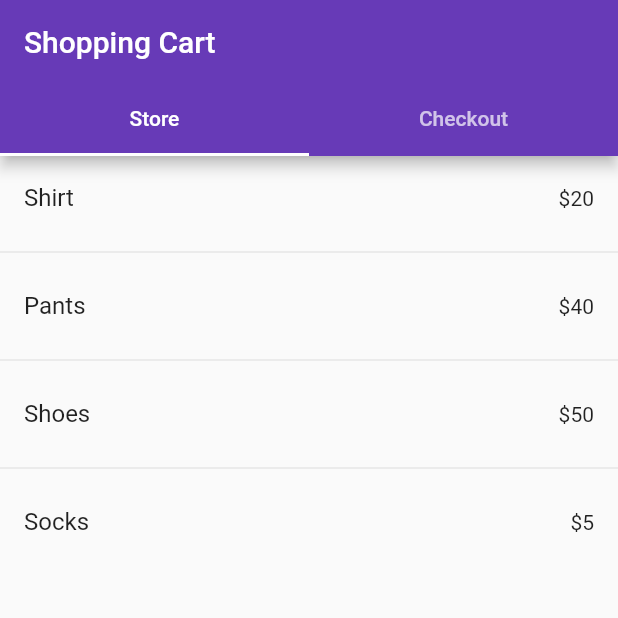
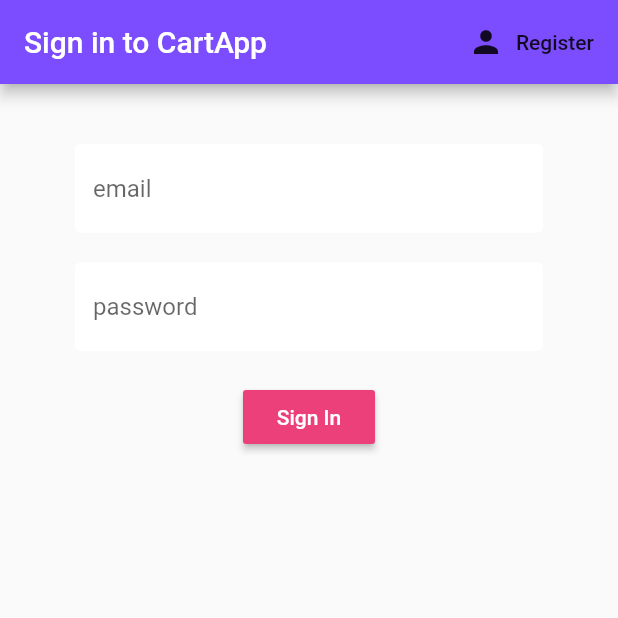
Before and after one commit to benterem/cart, a Flutter app: the screen it shows after launch, on a phone screen of 412 x 824 dp, the top half of it. Run offline on Flutter 3.47's test engine with Material 2 defaults, Android fonts, the phone set to English and light mode, and no system bars; our stand-ins replace cloud_firestore, firebase_auth, flutter_spinkit; accounts and stored records are empty.

Commit message:
a few updates

```diff
--- a/lib/main.dart
+++ b/lib/main.dart
@@ -1,7 +1,8 @@
-import 'package:cart/ProductModel.dart';
-import 'package:cart/Screens/CheckoutScreen.dart';
-import 'package:cart/Screens/ProductScreen.dart';
+import 'package:cart/models/user.dart';
+import 'package:cart/screens/wrapper.dart';
+import 'package:cart/services/auth.dart';
 import 'package:flutter/material.dart';
+import 'package:provider/provider.dart';
 
 void main() {
   runApp(MyApp());
@@ -11,97 +12,11 @@ class MyApp extends StatelessWidget {
   // This widget is the root of your application.
   @override
   Widget build(BuildContext context) {
-    return MaterialApp(
-      title: 'Flutter Demo',
-      theme: ThemeData(
-        // This is the theme of your application.
-        //
-        // Try running your application with "flutter run". You'll see the
-        // application has a blue toolbar. Then, without quitting the app, try
-        // changing the primarySwatch below to Colors.green and then invoke
-        // "hot reload" (press "r" in the console where you ran "flutter run",
-        // or simply save your changes to "hot reload" in a Flutter IDE).
-        // Notice that the counter didn't reset back to zero; the application
-        // is not restarted.
-        primarySwatch: Colors.deepPurple,
-        // This makes the visual density adapt to the platform that you run
-        // the app on. For desktop platforms, the controls will be smaller and
-        // closer together (more dense) than on mobile platforms.
-        visualDensity: VisualDensity.adaptivePlatformDensity,
+    return StreamProvider<User>.value(
+      value: AuthService().user,
+      child: MaterialApp(
+        home: Wrapper(),
       ),
-      home: CartApp(),
     );
   }
 }
-
-//main widget of app, implement tab views and screen
-class CartApp extends StatefulWidget {
-  @override
-  _CartAppState createState() => _CartAppState();
-}
-
-class _CartAppState extends State<CartApp> {
-  //global access to cart
-  List<ProductModel> cart = [];
-  int sum = 0;
-  Map cartItems = {'Shirt': 0, 'Pants': 0, 'Shoes': 0, 'Socks': 0};
-
-  @override
-  Widget build(BuildContext context) {
-    //Create the defaul tab controller with 2 tabs
-    return DefaultTabController(
-        length: 2,
-        child: Scaffold(
-            appBar: AppBar(
-              title: Text('Shopping Cart'),
-              bottom: TabBar(
-                //define the two tabs
-                tabs: <Widget>[
-                  Tab(
-                    text: "Store",
-                  ),
-                  Tab(text: "Checkout")
-                ],
-              ),
-            ),
-            //define the TabBarView
-            body: TabBarView(
-              children: <Widget>[
-                //Product tab
-                ProductScreen(
-                    //function that adds the selected product to file
-                    (product) {
-                  //changes ui of app
-                  setState(() {
-                    if (cartItems[product.getName()] < 1) {
-                      cart.add(product);
-                    }
-                    cartItems[product.getName()]++;
-                    sum = 0;
-                    cart.forEach((element) {
-                      sum += element.getPrice() * cartItems[element.getName()];
-                    });
-                  });
-                }),
-                //Checkout tab
-                //CheckoutScreen(cart, sum)
-                CheckoutScreen(cart, sum, cartItems, (product) {
-                  //changes ui of app
-                  setState(() {
-                    if (cartItems[product.getName()] < 2) {
-                      cart.remove(product);
-                      cartItems[product.getName()] = 0;
-                    }
-                    cartItems[product.getName()] < 1
-                        ? cartItems[product.getName()] = 0
-                        : cartItems[product.getName()]--;
-                    sum = 0;
-                    cart.forEach((element) {
-                      sum += element.getPrice() * cartItems[element.getName()];
-                    });
-                  });
-                })
-              ],
-            )));
-  }
-}
--- /dev/null
+++ b/lib/models/user.dart
@@ -0,0 +1,5 @@
+class User {
+  final String uid;
+
+  User({this.uid});
+}
--- /dev/null
+++ b/lib/screens/authenticate/authenticate.dart
@@ -0,0 +1,27 @@
+//root authentication widget
+
+import 'package:cart/screens/authenticate/sign_in.dart';
+import 'package:flutter/material.dart';
+import 'package:cart/screens/authenticate/register.dart';
+
+class Authenticate extends StatefulWidget {
+  @override
+  _AuthenticateState createState() => _AuthenticateState();
+}
+
+class _AuthenticateState extends State<Authenticate> {
+  bool showSignIn = true;
+  void toggleView() {
+    //print(showSignIn.toString());
+    setState(() => showSignIn = !showSignIn);
+  }
+
+  @override
+  Widget build(BuildContext context) {
+    if (showSignIn) {
+      return SignIn(toggleView: toggleView);
+    } else {
+      return Register(toggleView: toggleView);
+    }
+  }
+}
--- /dev/null
+++ b/lib/screens/authenticate/sign_in.dart
@@ -0,0 +1,99 @@
+import 'package:cart/services/auth.dart';
+import 'package:flutter/material.dart';
+import 'package:cart/shared/constants.dart';
+import 'package:cart/shared/loading.dart';
+
+class SignIn extends StatefulWidget {
+  final Function toggleView;
+  SignIn({this.toggleView});
+
+  @override
+  _SignInState createState() => _SignInState();
+}
+
+class _SignInState extends State<SignIn> {
+  final AuthService _auth = AuthService();
+  final _formKey = GlobalKey<FormState>();
+  String error = '';
+  bool loading = false;
+
+  //text field state
+  String email;
+  String password;
+
+  @override
+  Widget build(BuildContext context) {
+    return loading
+        ? Loading()
+        : Scaffold(
+            appBar: AppBar(
+              backgroundColor: Colors.deepPurpleAccent,
+              title: Text('Sign in to CartApp'),
+              actions: <Widget>[
+                FlatButton.icon(
+                  icon: Icon(Icons.person),
+                  label: Text('Register'),
+                  onPressed: () => widget.toggleView(),
+                ),
+              ],
+            ),
+            body: Container(
+              padding: EdgeInsets.symmetric(vertical: 20.0, horizontal: 50.0),
+              child: Form(
+                key: _formKey,
+                child: Column(
+                  children: <Widget>[
+                    SizedBox(height: 20.0),
+                    TextFormField(
+                      decoration:
+                          textInputDecoration.copyWith(hintText: 'email'),
+                      validator: (val) => val.isEmpty ? 'Enter an email' : null,
+                      onChanged: (val) {
+                        setState(() => email = val);
+                      },
+                    ),
+                    SizedBox(height: 20.0),
+                    TextFormField(
+                      obscureText: true,
+                      decoration:
+                          textInputDecoration.copyWith(hintText: 'password'),
+                      validator: (val) => val.length < 6
+                          ? 'Enter a password 6+ chars long'
+                          : null,
+                      onChanged: (val) {
+                        setState(() => password = val);
+                      },
+                    ),
+                    SizedBox(height: 20.0),
+                    RaisedButton(
+                        color: Colors.pink[400],
+                        child: Text(
+                          'Sign In',
+                          style: TextStyle(color: Colors.white),
+                        ),
+                        onPressed: () async {
+                          if (_formKey.currentState.validate()) {
+                            setState(() => loading = true);
+                            dynamic result = await _auth
+                                .signInWithEmailAndPassword(email, password);
+                            if (result == null) {
+                              setState(() {
+                                loading = false;
+                                error =
+                                    'Could not sign in with those credentials';
+                              });
+                            }
+                          }
+                        }),
+                    SizedBox(height: 12.0),
+                    Text(
+                      error,
+                      style: TextStyle(color: Colors.red, fontSize: 14.0),
+                    )
+                  ],
+                ),
+              ),
+            ),
+          );
+  }
+}
--- a/lib/Screens/CheckoutScreen.dart
+++ b/lib/screens/store/CheckoutScreen.dart
@@ -1,4 +1,4 @@
-import 'package:cart/ProductModel.dart';
+import 'package:cart/models/ProductModel.dart';
 import 'package:flutter/material.dart';
 
 class CheckoutScreen extends StatelessWidget {
--- a/lib/Screens/ProductScreen.dart
+++ b/lib/screens/store/ProductScreen.dart
@@ -1,5 +1,5 @@
 import 'package:flutter/material.dart';
-import 'package:cart/ProductModel.dart';
+import 'package:cart/models/ProductModel.dart';
 
 class ProductScreen extends StatelessWidget {
   //fields
--- /dev/null
+++ b/lib/screens/wrapper.dart
@@ -0,0 +1,17 @@
+import 'package:cart/models/user.dart';
+import 'package:cart/screens/authenticate/authenticate.dart';
+import 'package:cart/screens/store/cartApp.dart';
+import 'package:flutter/material.dart';
+import 'package:provider/provider.dart';
+
+class Wrapper extends StatelessWidget {
+  @override
+  Widget build(BuildContext context) {
+    final user = Provider.of<User>(context);
+    if (user == null) {
+      return Authenticate();
+    }
+    //return either cartApp or authenticate widget
+    return CartApp();
+  }
+}
--- /dev/null
+++ b/lib/services/database.dart
@@ -0,0 +1,22 @@
+import 'package:cart/models/ProductModel.dart';
+import 'package:cloud_firestore/cloud_firestore.dart';
+
+class DatabaseService {
+  final String uid;
+  DatabaseService({this.uid});
+
+  // collection reference
+  final CollectionReference checkoutCollection =
+      Firestore.instance.collection('checkouts');
+
+  //gets reference to documents and updates data
+  Future updateUserData(
+      List<ProductModel> cart, int sum, String name, Map cartItems) async {
+    return await checkoutCollection.document(uid).setData({
+      'cart': cart,
+      'sum': sum,
+      'string': name,
+      'cartItems': cartItems
+    }); //gets a reference to the document of uid or create one if doesn't exist
+  }
+}
--- /dev/null
+++ b/lib/shared/constants.dart
@@ -0,0 +1,13 @@
+import 'package:flutter/material.dart';
+
+/*
+ * A decorator for the sign in / register email and pwd input
+ */
+const textInputDecoration = InputDecoration(
+  fillColor: Colors.white,
+  filled: true,
+  enabledBorder: OutlineInputBorder(
+      borderSide: BorderSide(color: Colors.white, width: 2.0)),
+  focusedBorder: OutlineInputBorder(
+      borderSide: BorderSide(color: Colors.pink, width: 2.0)),
+);
--- a/pubspec.yaml
+++ b/pubspec.yaml
@@ -28,6 +28,10 @@ dependencies:
   # The following adds the Cupertino Icons font to your application.
   # Use with the CupertinoIcons class for iOS style icons.
   cupertino_icons: ^1.0.0
+  firebase_auth: ^0.14.0+5
+  cloud_firestore: ^0.12.9+4
+  provider: ^3.1.0
+  flutter_spinkit: ^4.0.0
 
 dev_dependencies:
   flutter_test:
```
Also changed, not shown: lib/screens/authenticate/register.dart (added, +98 -0 lines), lib/screens/store/cartApp.dart (added, +87 -0 lines), lib/services/auth.dart (added, +73 -0 lines), lib/shared/loading.dart (added, +18 -0 lines), lib/models/ProductModel.dart (renamed from lib/ProductModel.dart), pubspec.lock, 3 other files.
